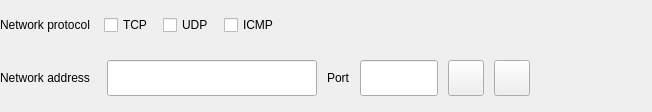
Qt form src/common/security-widgets/network-access-item.ui (openeuler-mirror/ks-scmc-gui) before a commit.
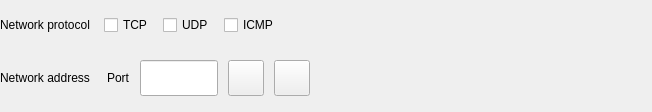
The same form after that commit.

Commit message: fix（common）：modify boxlayout layout ip editor lineedit edit - 自定义用于输入ip或者ip/mask的输入框

What changed in the file:
```diff
--- a/src/common/security-widgets/network-access-item.ui
+++ b/src/common/security-widgets/network-access-item.ui
@@ -103,20 +103,7 @@
       </widget>
      </item>
      <item>
-      <widget class="QLineEdit" name="lineEdit_address">
-       <property name="minimumSize">
-        <size>
-         <width>210</width>
-         <height>36</height>
-        </size>
-       </property>
-       <property name="maximumSize">
-        <size>
-         <width>210</width>
-         <height>36</height>
-        </size>
-       </property>
-      </widget>
+      <layout class="QHBoxLayout" name="layout_ip_editor"/>
      </item>
      <item>
       <widget class="QLabel" name="label_3">
```
